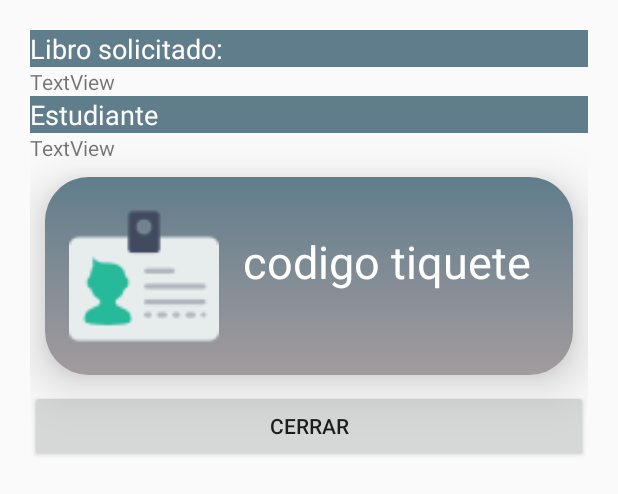
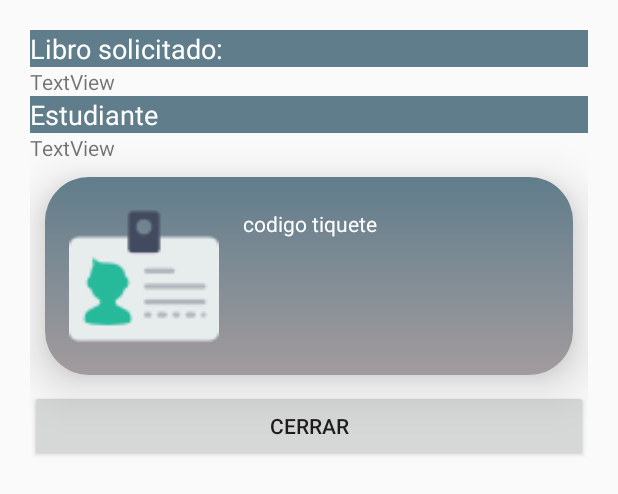
Before and after one commit to stephaniaoz/bibliotecaMobile, an Android app: the layout vista_tiquete_generado.xml on its own in the app's theme, with its tools: preview values and no code run, on a phone screen of 412 x 824 dp. Shown: the top 494 px of the screen. Run offline under Robolectric (Android 15) with nearby library versions, the phone set to English and light mode, and no system bars; plain views replace SmartImageView.

```diff
--- a/app/src/main/res/layout/vista_tiquete_generado.xml
+++ b/app/src/main/res/layout/vista_tiquete_generado.xml
@@ -54,12 +54,10 @@
             android:layout_height="wrap_content"
             android:id="@+id/tvCodigoTiquete"
             android:layout_toRightOf="@+id/imagenLista"
-            android:textSize="30sp"
             android:textAlignment="center"
-            android:layout_marginTop="20dp"
+            android:layout_marginTop="5dp"
             android:text="codigo tiquete"
             android:textColor="@color/blanco"></TextView>
-
 
     </RelativeLayout>
 
```
Also changed, not shown: app/src/main/java/bibliotecaapi/tutorial/com/univallebiblioteca/ListarBusqueda.java (+11 -1 lines).
